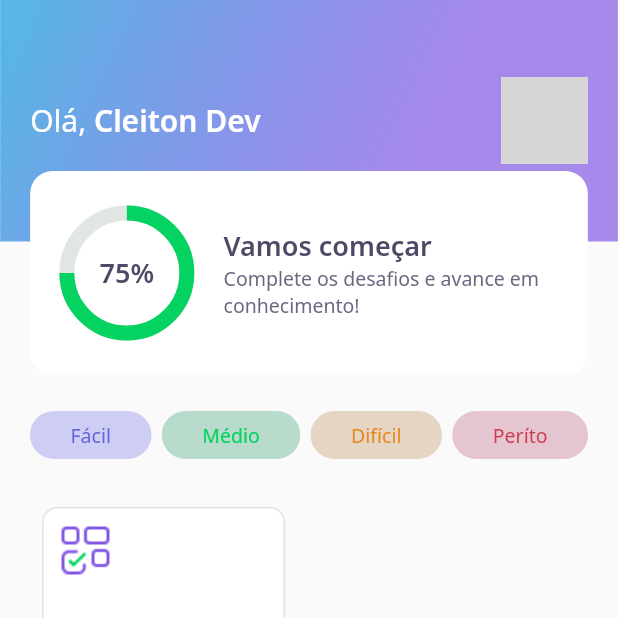
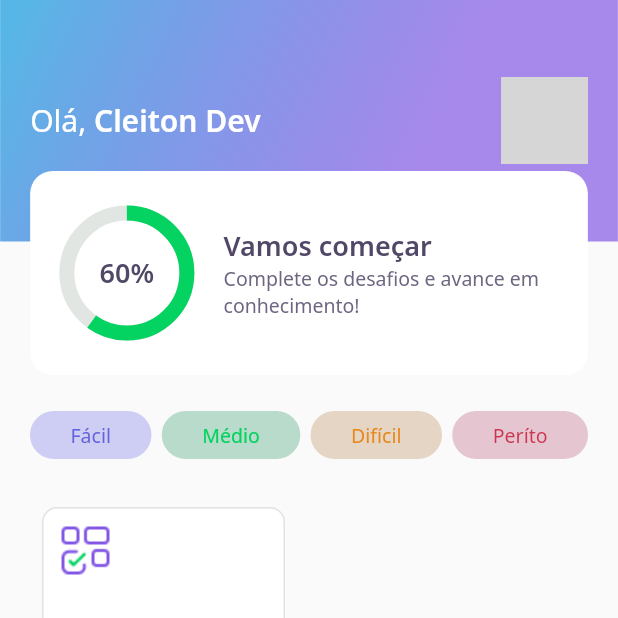
Before and after one commit to carcanjo/QuizDev, a Flutter app: the screen it shows after launch, on a phone screen of 412 x 824 dp, the top half of it. Run offline on Flutter 3.47's test engine with Material 2 defaults, Android fonts, the phone set to English and light mode, and no system bars; our stand-ins replace google_fonts, share_plus; accounts and stored records are empty; network calls fail; grey boxes are pictures that could not be loaded.

Commit message:
Sexta Versão

```diff
--- a/app/assets/database/user.json
+++ b/app/assets/database/user.json
@@ -1,5 +1,5 @@
 {
     "name" : "Cleiton Dev",
-    "score" : 100,
+    "score" : 60,
     "photoUrl" : "https://avatars.githubusercontent.com/u/60898489?v=4"
 }
--- a/app/lib/challenge/challenge_controller.dart
+++ b/app/lib/challenge/challenge_controller.dart
@@ -6,4 +6,6 @@ class ChallengeController{
   final currentPAgeNoetifier = ValueNotifier<int>(1);
   int get currentPage => currentPAgeNoetifier.value;
   set currentPage(int value) => currentPAgeNoetifier.value = value;
+
+  int qtdAnwserRight = 0;
 }
--- a/app/lib/home/widgets/appbar/appbar_widget.dart
+++ b/app/lib/home/widgets/appbar/appbar_widget.dart
@@ -48,7 +48,7 @@ class AppBarWidGet extends PreferredSize {
             ),
             Align(
               alignment: Alignment(0.0,1.0),
-              child: ScoreCardWidGet()) // widget feito em outro card alinhado ao centro
+              child: ScoreCardWidGet(percent: user.score/100)) // widget feito em outro card alinhado ao centro
           ],
         ),
       ),
--- a/app/lib/home/widgets/chart/chart_widget.dart
+++ b/app/lib/home/widgets/chart/chart_widget.dart
@@ -2,15 +2,47 @@ import 'package:app/core/app_colors.dart';
 import 'package:app/core/app_text_styles.dart';
 import 'package:flutter/material.dart';
 
-class ChartWidget extends StatelessWidget {
-  ChartWidget({Key? key}) : super(key: key);
+class ChartWidget extends StatefulWidget {
+  final double percent;
+  ChartWidget({
+    Key? key,
+    required this.percent,
+  }) : super(key: key);
+
+  @override
+  _ChartWidgetState createState() => _ChartWidgetState();
+}
+
+class _ChartWidgetState extends State<ChartWidget> with SingleTickerProviderStateMixin {
+
+  //late para ser iniciado depois
+  late AnimationController _controller;
+  late Animation<double> _animation;
+
+  void initAnimation(){
+    _controller = AnimationController(vsync: this, duration: Duration(seconds: 3));
+    _animation = Tween<double>(begin: 0.0,end: widget.percent).animate(_controller);
+
+    _controller.forward(); //start na animação
+  }
+
+  @override
+  void initState() {
+    initAnimation();
+    super.initState();
+  }
+
+
 
   @override
   Widget build(BuildContext context) {
     return Container(
       height: 80,
       width: 80,
-      child: Stack(
+      child: AnimatedBuilder(
+        animation:  _animation,
+        builder: (context, _) =>
+          Stack(
             children: [
               Center(
                 child: Container(
@@ -18,19 +50,20 @@ class ChartWidget extends StatelessWidget {
                   width: 80,
                   child: CircularProgressIndicator(
                     strokeWidth: 10, //largura do progresso do grafico
-                value: .75,
+                    value: _animation.value,
                     backgroundColor: AppColors.chartSecondary,
                     valueColor: AlwaysStoppedAnimation<Color>(AppColors.chartPrimary),
                   ),
                 ),
               ),
               Center(
-            child: Text("75%",
+                child: Text("${(_animation.value * 100).toInt()}%",
                 style: AppTextStyles.heading
                 ),
               ),
             ],
           ),
+        ),
     );
   }
 }
--- a/app/lib/home/widgets/score_card/score_card_widget.dart
+++ b/app/lib/home/widgets/score_card/score_card_widget.dart
@@ -4,7 +4,11 @@ import 'package:app/home/widgets/chart/chart_widget.dart';
 import 'package:flutter/material.dart';
 
 class ScoreCardWidGet extends StatelessWidget {
-  ScoreCardWidGet({Key? key}) : super(key: key);
+  final double percent;
+  ScoreCardWidGet({
+    Key? key,
+    required this.percent,
+  }) : super(key: key);
 
   @override
   Widget build(BuildContext context) {
@@ -23,7 +27,7 @@ class ScoreCardWidGet extends StatelessWidget {
             children: [
             //containar vai ser o grafico
             Expanded(
-                flex: 1, child: ChartWidget(),
+                flex: 1, child: ChartWidget(percent: percent),
             ),
             Expanded(
               flex: 3,
--- a/app/pubspec.yaml
+++ b/app/pubspec.yaml
@@ -10,6 +10,7 @@ dependencies:
     sdk: flutter
   cupertino_icons: ^1.0.2
   google_fonts: ^2.0.0
+  share_plus: ^2.0.3
 
 dev_dependencies:
   flutter_test:
```
Also changed, not shown: app/lib/challenge/awser/awser_widget.dart (+5 -3 lines), app/lib/challenge/challenge_page.dart (+12 -2 lines), app/lib/challenge/quiz/quiz_widget.dart (+4 -4 lines), app/lib/result/result_page.dart (+7 -3 lines), app/pubspec.lock. Lines whose indentation alone changed are shown as unchanged.
